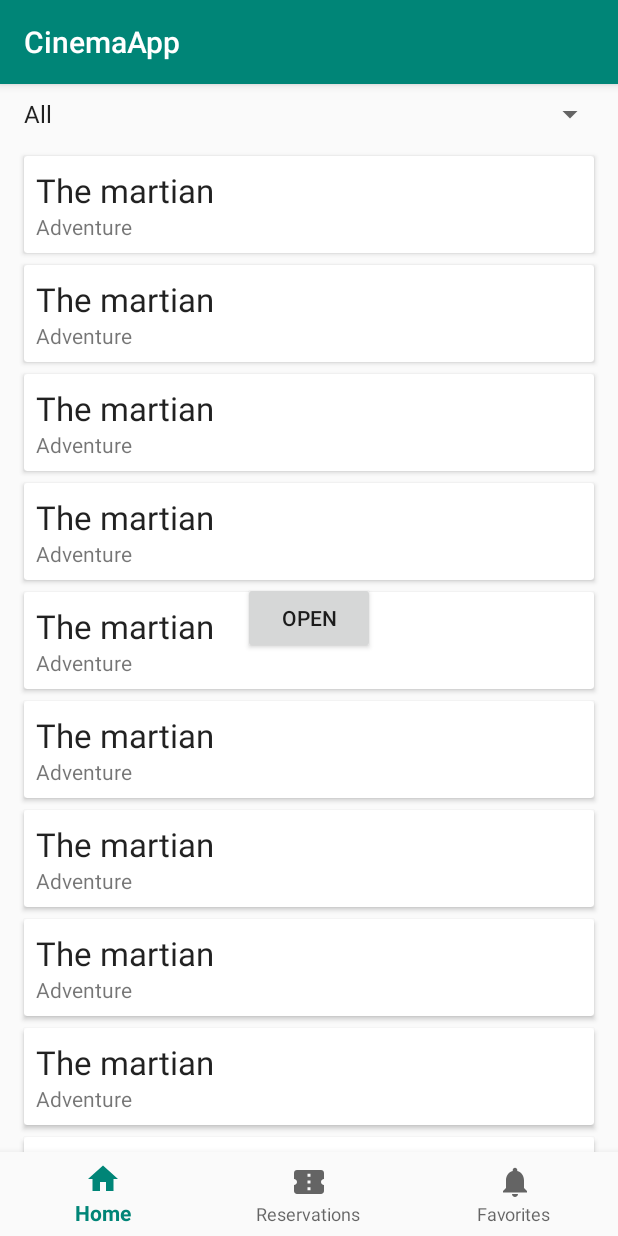
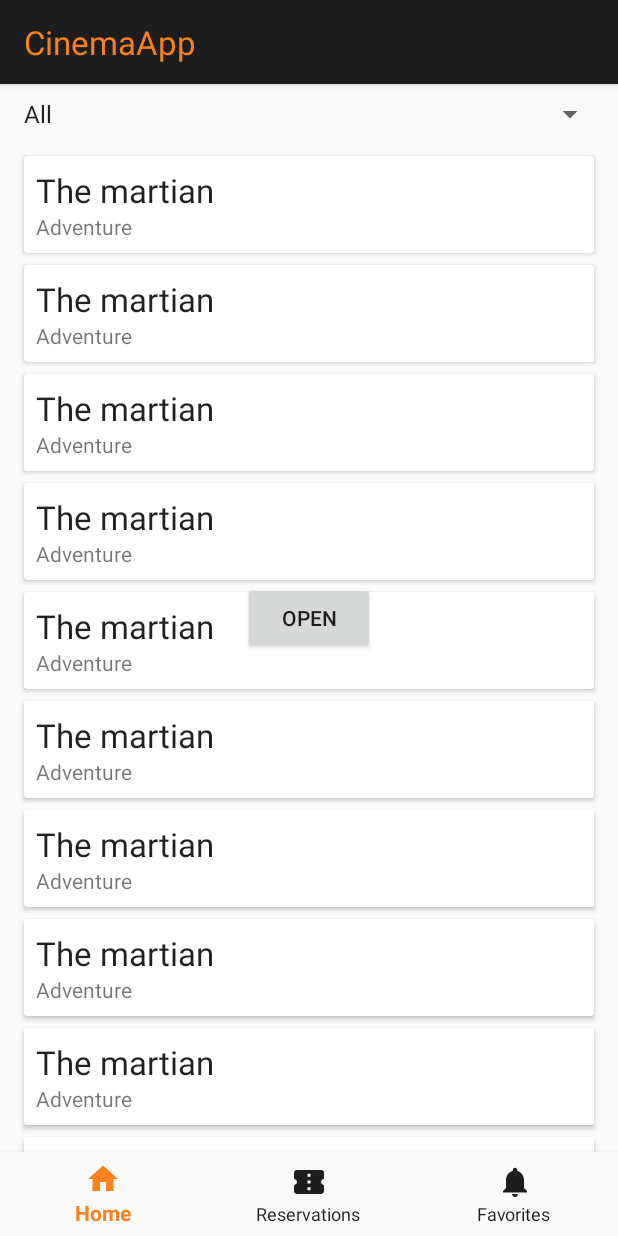
Before and after one commit to cherryDevBomb/CinemaApp, an Android app: the screen it shows after launch (MainActivity), on a phone screen of 412 x 824 dp. Run offline under Robolectric (Android 15) with nearby library versions, the phone set to English and light mode, and no system bars.

Commit message:
App Theme changed

```diff
--- /dev/null
+++ b/app/src/main/res/drawable/selector.xml
@@ -0,0 +1,5 @@
+<?xml version="1.0" encoding="utf-8"?>
+<selector xmlns:android="http://schemas.android.com/apk/res/android">
+    <item android:state_checked="true" android:color="@color/titleColor" />
+    <item android:color="@color/colorPrimary"  />
+</selector>
--- a/app/src/main/res/drawable/shape_rounded.xml
+++ b/app/src/main/res/drawable/shape_rounded.xml
@@ -4,7 +4,7 @@
     <item android:state_pressed="false" android:state_selected="false">
         <shape android:shape="rectangle">
             <corners android:radius="150dp" />
-            <solid android:color="#000000" />
+            <solid android:color="@color/colorPrimary" />
         </shape>
     </item>
 
--- a/app/src/main/res/layout/activity_main.xml
+++ b/app/src/main/res/layout/activity_main.xml
@@ -26,6 +26,8 @@
         app:layout_constraintBottom_toBottomOf="parent"
         app:layout_constraintLeft_toLeftOf="parent"
         app:layout_constraintRight_toRightOf="parent"
+        app:itemIconTint="@drawable/selector"
+        app:itemTextColor="@drawable/selector"
         app:menu="@menu/navigation" />
 
 </android.support.constraint.ConstraintLayout>
--- a/app/src/main/res/values/colors.xml
+++ b/app/src/main/res/values/colors.xml
@@ -1,6 +1,7 @@
 <?xml version="1.0" encoding="utf-8"?>
 <resources>
-    <color name="colorPrimary">#008577</color>
-    <color name="colorPrimaryDark">#00574B</color>
+    <color name="colorPrimary">#1D1D1D</color>
+    <color name="colorPrimaryDark">#000000</color>
     <color name="colorAccent">#D81B60</color>
+    <color name="titleColor">#F5821E</color>
 </resources>
--- a/app/src/main/res/values/styles.xml
+++ b/app/src/main/res/values/styles.xml
@@ -1,11 +1,24 @@
 <resources>
 
     <!-- Base application theme. -->
-    <style name="AppTheme" parent="Theme.AppCompat.Light.DarkActionBar">
+    <style name="AppTheme" parent="Theme.AppCompat.Light">
         <!-- Customize your theme here. -->
         <item name="colorPrimary">@color/colorPrimary</item>
         <item name="colorPrimaryDark">@color/colorPrimaryDark</item>
         <item name="colorAccent">@color/colorAccent</item>
+        <item name="actionBarTheme">@style/CinemaApp.ActionBarTheme</item>
+    </style>
+
+    <style name="TextAppearance.AppCompat.Widget.ActionBar.Title"
+        parent="@android:style/TextAppearance">
+        <!-- style of the toolbar title -->
+        <item name="android:textColor">@color/titleColor</item>
+        <item name="android:textSize">22dp</item>
+    </style>
+
+    <style name="CinemaApp.ActionBarTheme" parent="@style/ThemeOverlay.AppCompat.ActionBar">
+        <!-- color of the toolbar back button -->
+        <item name="colorControlNormal">@android:color/white</item>
     </style>
 
 </resources>
```
